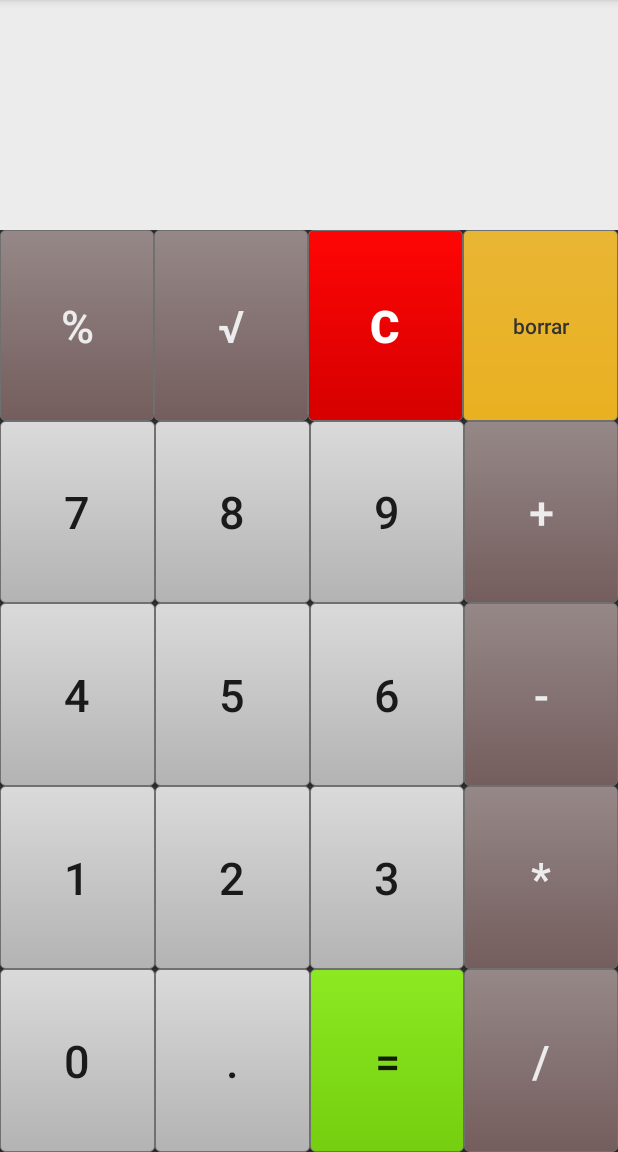
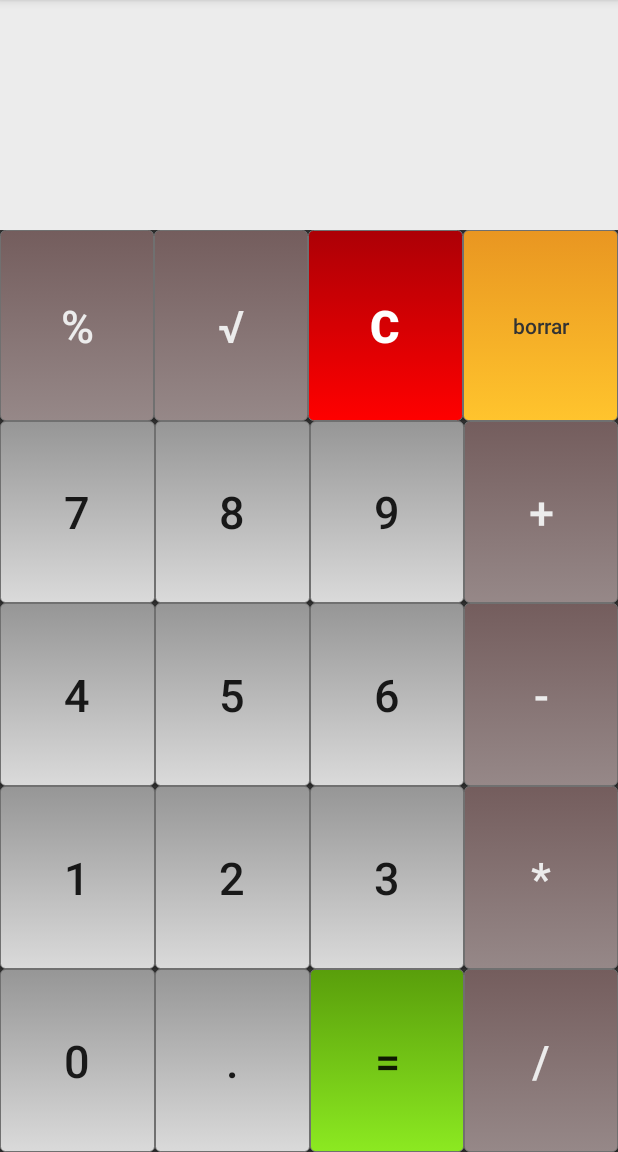
Before and after one commit to jlixerkun/Calc, an Android app: the screen it shows after launch (MainActivity), on a phone screen of 412 x 824 dp, the part 84-1236 px from its top. Run offline under Robolectric (Android 15) with nearby library versions, the phone set to English and light mode, and no system bars.

Commit message:
Agrega estado
Agrega estado a los botones para obtener retroalimentación al pulsarlos.

```diff
--- a/app/src/main/res/drawable/mycalc_dangerbtn_bg.xml
+++ b/app/src/main/res/drawable/mycalc_dangerbtn_bg.xml
@@ -1,9 +1,25 @@
 <?xml version="1.0" encoding="utf-8"?>
+<selector xmlns:android="http://schemas.android.com/apk/res/android">
+    <item android:state_pressed="true" >
+        <shape>
+            <gradient
+                android:startColor="@color/colorDanger"
+                android:endColor="@color/colorDangerDk"
+                android:angle="270" />
+            <corners android:radius="3dp" />
+            <stroke
+                android:width="1dp"
+                android:color="@color/colorBorder" />
+        </shape>
+    </item>
+    <item>
         <shape xmlns:android="http://schemas.android.com/apk/res/android"
             android:shape="rectangle">
-    <gradient android:startColor="@color/colorDanger"
-        android:endColor= "@color/colorDangerDk"
+            <gradient android:startColor="@color/colorDangerDk"
+                android:endColor="@color/colorDanger"
                 android:angle="270" />
             <corners android:radius="3dp" />
             <stroke android:width="1px" android:color="@color/colorBorder" />
         </shape>
+    </item>
+</selector>
--- a/app/src/main/res/drawable/mycalc_numberbtn_bg.xml
+++ b/app/src/main/res/drawable/mycalc_numberbtn_bg.xml
@@ -1,9 +1,25 @@
 <?xml version="1.0" encoding="utf-8"?>
+<selector xmlns:android="http://schemas.android.com/apk/res/android">
+    <item android:state_pressed="true" >
+        <shape>
+            <gradient
+                android:startColor="@color/colorNum"
+                android:endColor="@color/colorNumDk"
+                android:angle="270" />
+            <corners android:radius="3dp" />
+            <stroke
+                android:width="1dp"
+                android:color="@color/colorBorder" />
+        </shape>
+    </item>
+    <item>
         <shape xmlns:android="http://schemas.android.com/apk/res/android"
             android:shape="rectangle">
-    <gradient android:startColor="#dadada"
-        android:endColor="#b3b3b3"
+            <gradient android:startColor="@color/colorNumDk"
+                android:endColor="@color/colorNum"
                 android:angle="270" />
             <corners android:radius="3dp" />
             <stroke android:width="1px" android:color="@color/colorBorder" />
         </shape>
+    </item>
+</selector>
--- a/app/src/main/res/drawable/mycalc_operatebtn_bg.xml
+++ b/app/src/main/res/drawable/mycalc_operatebtn_bg.xml
@@ -1,9 +1,25 @@
 <?xml version="1.0" encoding="utf-8"?>
+<selector xmlns:android="http://schemas.android.com/apk/res/android">
+    <item android:state_pressed="true" >
+        <shape>
+            <gradient
+                android:startColor="@color/colorOper"
+                android:endColor="@color/colorOperDk"
+                android:angle="270" />
+            <corners android:radius="3dp" />
+            <stroke
+                android:width="1dp"
+                android:color="@color/colorBorder" />
+        </shape>
+    </item>
+    <item>
         <shape xmlns:android="http://schemas.android.com/apk/res/android"
             android:shape="rectangle">
-<gradient android:startColor="#968888"
-    android:endColor="#745d5d"
+            <gradient android:startColor="@color/colorOperDk"
+                android:endColor="@color/colorOper"
                 android:angle="270" />
             <corners android:radius="3dp" />
             <stroke android:width="1px" android:color="@color/colorBorder" />
         </shape>
+    </item>
+</selector>
--- a/app/src/main/res/drawable/mycalc_successbtn_bg.xml
+++ b/app/src/main/res/drawable/mycalc_successbtn_bg.xml
@@ -1,9 +1,25 @@
 <?xml version="1.0" encoding="utf-8"?>
+<selector xmlns:android="http://schemas.android.com/apk/res/android">
+    <item android:state_pressed="true" >
+        <shape>
+            <gradient
+                android:startColor="@color/colorSuccess"
+                android:endColor="@color/colorSuccessDk"
+                android:angle="270" />
+            <corners android:radius="3dp" />
+            <stroke
+                android:width="1dp"
+                android:color="@color/colorBorder" />
+        </shape>
+    </item>
+    <item>
         <shape xmlns:android="http://schemas.android.com/apk/res/android"
             android:shape="rectangle">
-    <gradient android:startColor="@color/colorSuccess"
-        android:endColor= "@color/colorSuccessDk"
+            <gradient android:startColor="@color/colorSuccessDk"
+                android:endColor="@color/colorSuccess"
                 android:angle="270" />
             <corners android:radius="3dp" />
             <stroke android:width="1px" android:color="@color/colorBorder" />
         </shape>
+    </item>
+</selector>
--- a/app/src/main/res/drawable/mycalc_warningbtn_bg.xml
+++ b/app/src/main/res/drawable/mycalc_warningbtn_bg.xml
@@ -1,9 +1,25 @@
 <?xml version="1.0" encoding="utf-8"?>
+<selector xmlns:android="http://schemas.android.com/apk/res/android">
+    <item android:state_pressed="true" >
+        <shape>
+            <gradient
+                android:startColor="@color/colorWarn"
+                android:endColor="@color/colorWarnDk"
+                android:angle="270" />
+            <corners android:radius="3dp" />
+            <stroke
+                android:width="1dp"
+                android:color="@color/colorBorder" />
+        </shape>
+    </item>
+    <item>
         <shape xmlns:android="http://schemas.android.com/apk/res/android"
             android:shape="rectangle">
-    <gradient android:startColor="@color/colorWarn"
-        android:endColor="@color/colorWarnDk"
+            <gradient android:startColor="@color/colorWarnDk"
+                android:endColor="@color/colorWarn"
                 android:angle="270" />
             <corners android:radius="3dp" />
             <stroke android:width="1px" android:color="@color/colorBorder" />
         </shape>
+    </item>
+</selector>
--- a/app/src/main/res/values/colors.xml
+++ b/app/src/main/res/values/colors.xml
@@ -4,12 +4,17 @@
     <color name="colorPrimaryDark">#303F9F</color>
     <color name="colorAccent">#FF4081</color>
     <color name="colorBorder">#707070</color>
-    <color name="colorDanger">#ff0505</color>
-    <color name="colorDangerDk">#d60000</color>
-    <color name="colorWarn">#e9b634</color>
-    <color name="colorWarnDk">#e9b021</color>
+    <color name="colorDanger">#ff0000</color>
+    <color name="colorDangerDk">#ac0006</color>
+    <color name="colorWarn">#ffc42d</color>
+    <color name="colorWarnDk">#e99621</color>
     <color name="colorSuccess">#8ce921</color>
-    <color name="colorSuccessDk">#75ce0f</color>
+    <color name="colorSuccessDk">#599e0b</color>
     <color name="colorlightBg">#ececec</color>
     <color name="colorDarkBg">#303030</color>
+    <color name="colorNum">#dadada</color>
+    <color name="colorNumDk">#969696</color>
+    <color name="colorOper">#968888</color>
+    <color name="colorOperDk">#745d5d</color>
+
 </resources>
```
Lines whose indentation alone changed are shown as unchanged.
